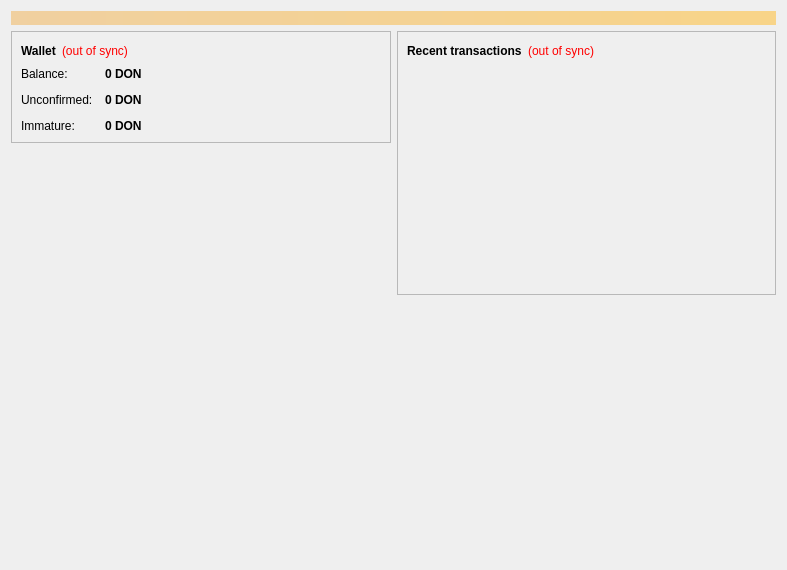
Qt form src/qt/forms/overviewpage.ui (donationcoin-project/donationcoin) before a commit.
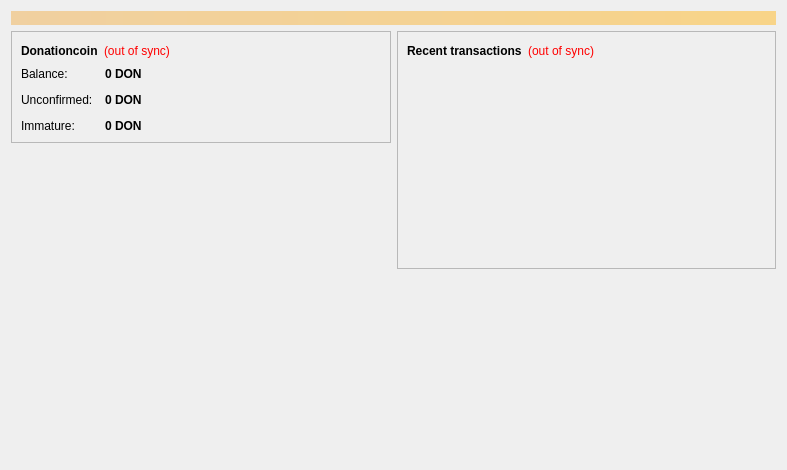
The same form after that commit. Icons and pictures are not drawn.

Commit message:
A bit smaller vertically.
"Wallet" label changed to "Donationcoin"

Diff of the .ui file:
```diff
--- a/src/qt/forms/overviewpage.ui
+++ b/src/qt/forms/overviewpage.ui
@@ -7,7 +7,7 @@
     <x>0</x>
     <y>0</y>
     <width>787</width>
-    <height>570</height>
+    <height>470</height>
    </rect>
   </property>
   <property name="windowTitle">
@@ -54,7 +54,7 @@
                </font>
               </property>
               <property name="text">
-               <string>Wallet</string>
+               <string>Donationcoin</string>
               </property>
              </widget>
             </item>
```
